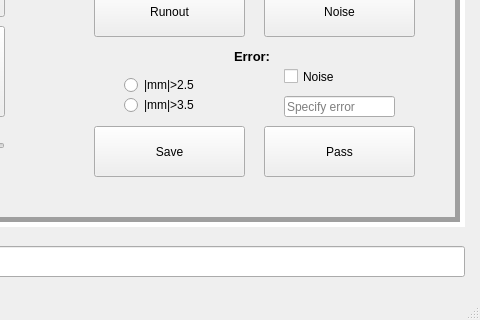
Above: FT_vone/mainwindow.ui from 7ome/Functional-Test before the change; both pictures show x 316 to 796 and y 284 to 604 of the 796 by 604 pixel window. Below: the same form after it.
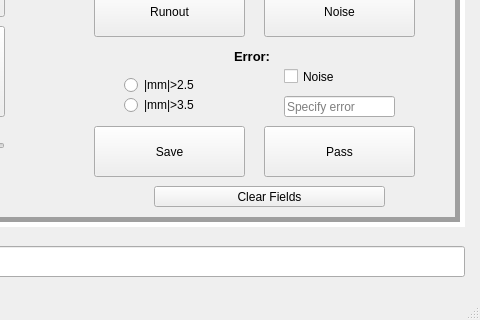
That is the form after the change. The open tabs and pages were chosen to show the change.

What changed in the file:
```diff
--- a/FT_vone/mainwindow.ui
+++ b/FT_vone/mainwindow.ui
@@ -746,6 +746,19 @@
        <string>Pass</string>
       </property>
      </widget>
+     <widget class="QPushButton" name="clearD_Button">
+      <property name="geometry">
+       <rect>
+        <x>450</x>
+        <y>340</y>
+        <width>231</width>
+        <height>21</height>
+       </rect>
+      </property>
+      <property name="text">
+       <string>Clear Fields</string>
+      </property>
+     </widget>
     </widget>
     <widget class="QWidget" name="page_4">
      <widget class="QLabel" name="label_3">
```
Left out of the diff: 2 changed lines with no effect on the pictures.
